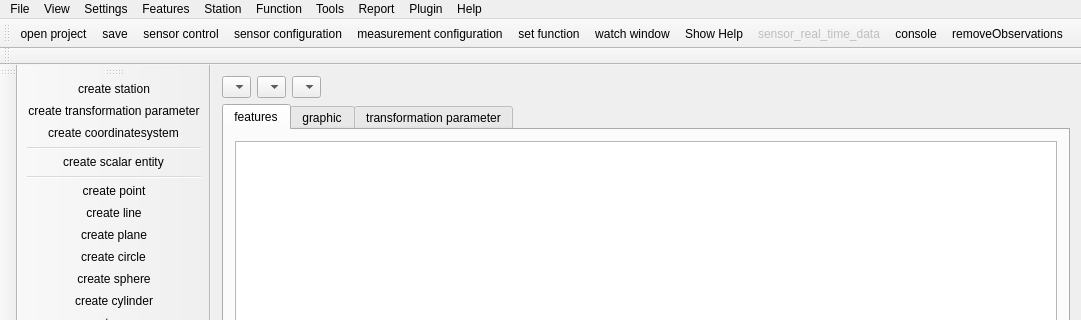
Before: the Qt Designer form ui/mainwindow.ui in OpenIndy/OpenIndy, drawn with Qt 5; both pictures show x 0 to 1081 and y 0 to 320 of the 1081 by 657 pixel window.
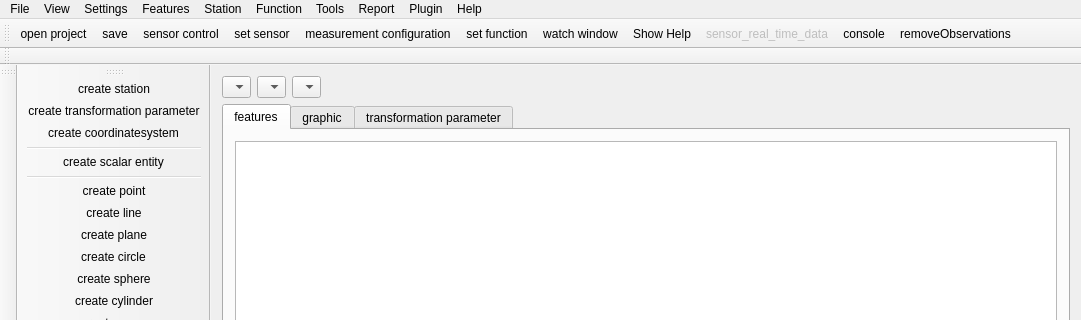
After: the same form once the commit is applied. Icons and pictures are not drawn.

The edit to the form file:
```diff
--- a/ui/mainwindow.ui
+++ b/ui/mainwindow.ui
@@ -797,7 +797,7 @@
      <normaloff>:/icons/icons/toolbars/standard/Sensor Set.png</normaloff>:/icons/icons/toolbars/standard/Sensor Set.png</iconset>
    </property>
    <property name="text">
-    <string>sensor configuration</string>
+    <string>set sensor</string>
    </property>
   </action>
   <action name="actionSet_function">
```
